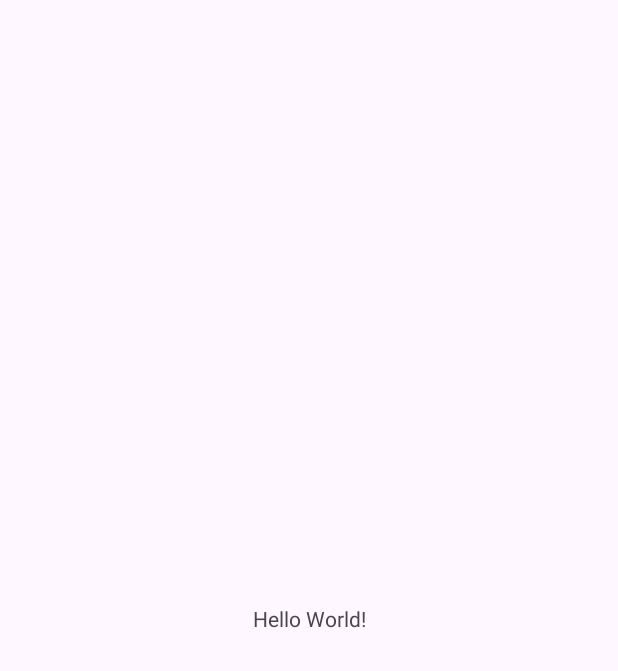
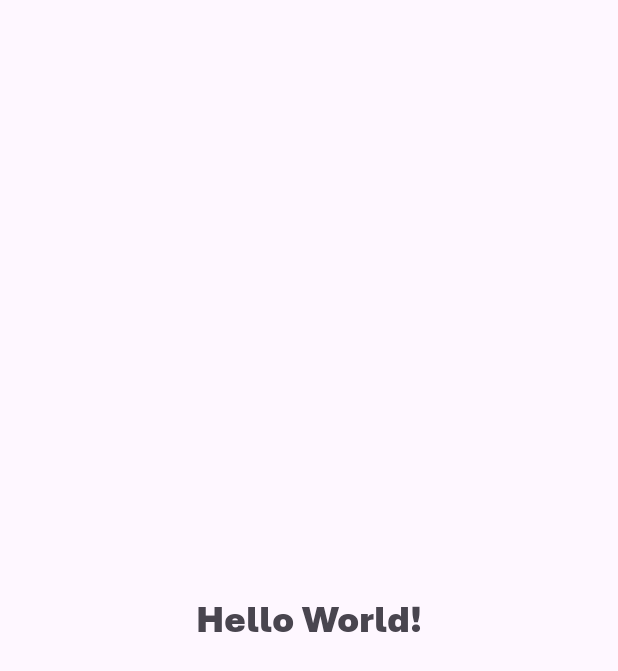
Before and after one commit to XuanKyUEL/MCommerce_UniPet_Project, an Android app: the screen it shows after launch (MainActivity), on a phone screen of 412 x 824 dp. Before the commit the part shown is almost empty. Shown: the top 671 px of the screen. Run offline under Robolectric (Android 15) with nearby library versions, the light colour scheme and no system bars.

Commit message:
add fonts varients

```diff
--- /dev/null
+++ b/app/src/main/res/font/unipet_fonts.xml
@@ -0,0 +1,39 @@
+<?xml version="1.0" encoding="utf-8"?>
+<font-family xmlns:android="http://schemas.android.com/apk/res/android">
+    <font
+        android:font="@font/aptos"
+        android:fontStyle="normal"
+        android:fontWeight="300"
+        />
+    <font
+        android:font="@font/aptos_bold"
+        android:fontStyle="normal"
+        android:fontWeight="600"
+        />
+    <font
+        android:font="@font/aptos_light"
+        android:fontStyle="normal"
+        android:fontWeight="100"
+        />
+    <font
+        android:font="@font/aptos_display"
+        android:fontStyle="normal"
+        android:fontWeight="500"
+        />
+    <font
+        android:font="@font/aptos_black"
+        android:fontStyle="normal"
+        android:fontWeight="1000"
+        />
+    <font
+        android:font="@font/aptos_semibold"
+        android:fontStyle="normal"
+        android:fontWeight="800"
+        />
+    <font
+        android:font="@font/aptos_extrabold"
+        android:fontStyle="normal"
+        android:fontWeight="900"
+        />
+
+</font-family>
--- a/app/src/main/res/layout/activity_main.xml
+++ b/app/src/main/res/layout/activity_main.xml
@@ -11,6 +11,8 @@
         android:layout_width="wrap_content"
         android:layout_height="wrap_content"
         android:text="Hello World!"
+        android:textFontWeight="1000"
+        android:textSize="25sp"
         app:layout_constraintBottom_toBottomOf="parent"
         app:layout_constraintEnd_toEndOf="parent"
         app:layout_constraintStart_toStartOf="parent"
--- a/app/src/main/res/values/themes.xml
+++ b/app/src/main/res/values/themes.xml
@@ -3,6 +3,7 @@
     <style name="Base.Theme.UniPet" parent="Theme.Material3.DayNight.NoActionBar">
         <!-- Customize your light theme here. -->
         <!-- <item name="colorPrimary">@color/my_light_primary</item> -->
+        <item name="fontFamily">@font/unipet_fonts</item>
     </style>
 
     <style name="Theme.UniPet" parent="Base.Theme.UniPet" />
```
